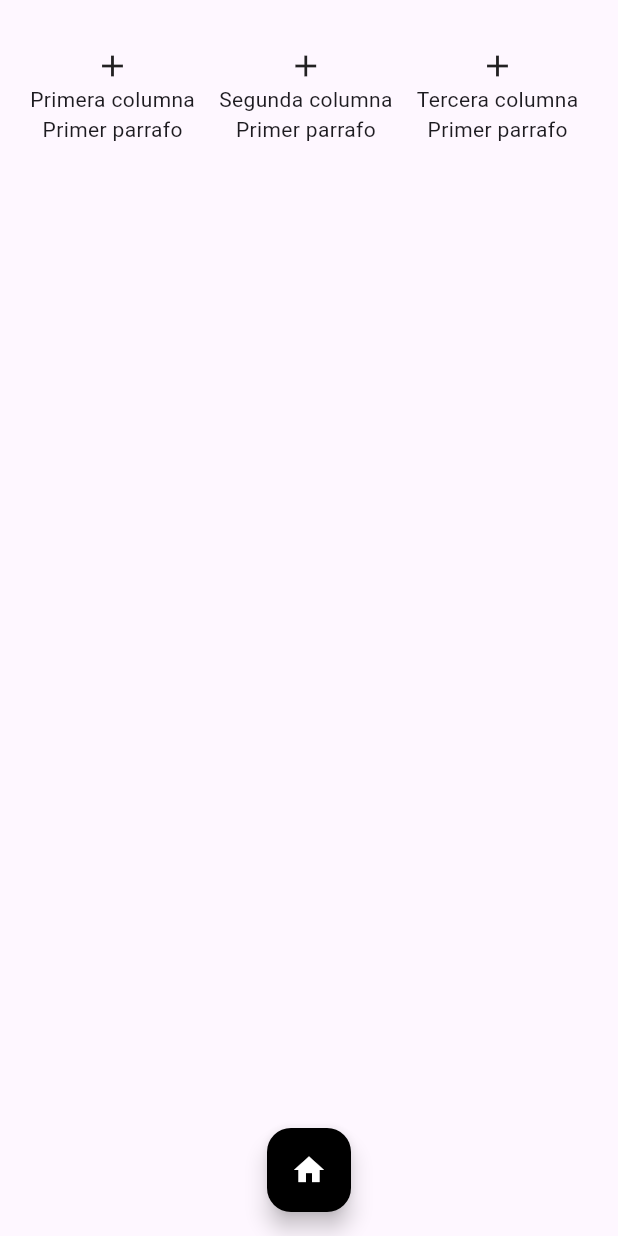
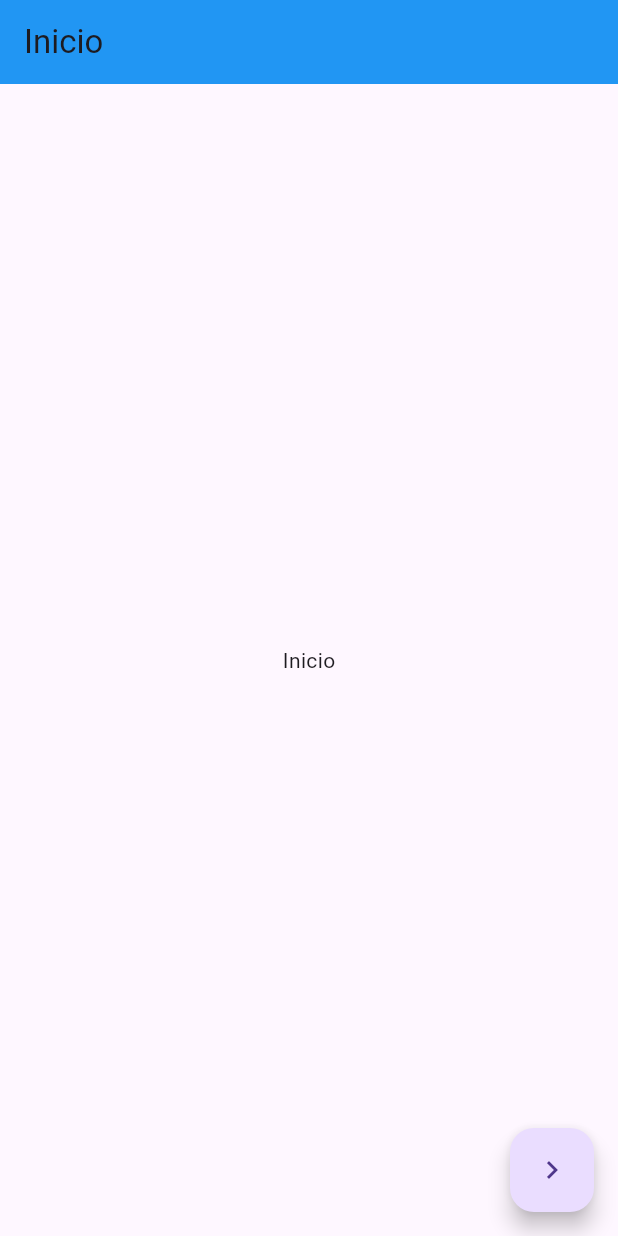
Before and after one commit to CrisSoven/10c_learning_flutter, a Flutter app: the screen it shows after launch, on a phone screen of 412 x 824 dp. Run offline on Flutter 3.47's test engine with Material 3 defaults, Android fonts, the phone set to English and light mode, and no system bars.

Commit message:
[ADD] estructura para navegación

```diff
--- a/lib/main.dart
+++ b/lib/main.dart
@@ -1,5 +1,7 @@
 import 'package:flutter/material.dart';
-import 'package:learning_2_10c/widgets/home.dart';
+import 'package:learning_2_10c/navigation/home.dart';
+import 'package:learning_2_10c/navigation/reservations.dart';
+import 'package:learning_2_10c/navigation/top.dart';
 import 'package:learning_2_10c/widgets/splash_screen.dart';
 
 void main() {
@@ -16,7 +18,9 @@ class MainApp extends StatelessWidget {
       initialRoute: '/',
       routes: {
         '/': (context) => const SplashScreen(),
-        '/home': (context) => const Home()
+        '/home': (context) => const Home(),
+        '/reservations': (context) => const Reservations(),
+        '/top': (context) => const Top(),
       },
     );
   }
--- /dev/null
+++ b/lib/navigation/home.dart
@@ -0,0 +1,22 @@
+import 'package:flutter/material.dart';
+
+class Home extends StatelessWidget {
+  const Home({super.key});
+
+  @override
+  Widget build(BuildContext context) {
+    return Scaffold(
+      appBar: AppBar(
+        title: const Text("Inicio"),
+        backgroundColor: Colors.blue,
+      ),
+      floatingActionButton: FloatingActionButton(
+        onPressed: () => {},
+        child: const Icon(Icons.chevron_right),
+      ),
+      body: const Center(
+        child: Text("Inicio"),
+      ),
+    );
+  }
+}
--- a/lib/widgets/home.dart
+++ /dev/null
@@ -1,35 +0,0 @@
-import 'package:flutter/material.dart';
-
-import 'contentColumn.dart';
-
-class Home extends StatelessWidget {
-  const Home({super.key});
-
-  @override
-  Widget build(BuildContext context) {
-    return Scaffold(
-      floatingActionButton: FloatingActionButton(
-        onPressed: () => {},
-        backgroundColor: Colors.black,
-        foregroundColor: Colors.white,
-        child: const Icon(Icons.home),
-      ),
-      floatingActionButtonLocation: FloatingActionButtonLocation.centerFloat,
-      body: Padding(
-        padding: const EdgeInsets.symmetric(horizontal: 12.0, vertical: 24.0),
-        child: Row(
-          children: <Widget>[
-            buildColumn(
-                title: 'Primera columna', description: 'Primer parrafo'),
-            buildColumn(
-                title: 'Segunda columna', description: 'Primer parrafo'),
-            buildColumn(
-                title: 'Tercera columna', description: 'Primer parrafo'),
-          ],
-        ),
-      ),
-    );
-  }
-
-
-}
```
Also changed, not shown: lib/navigation/profile.dart (added, +10 -0 lines), lib/navigation/reservations.dart (added, +10 -0 lines), lib/navigation/top.dart (added, +10 -0 lines), 4 other files.
